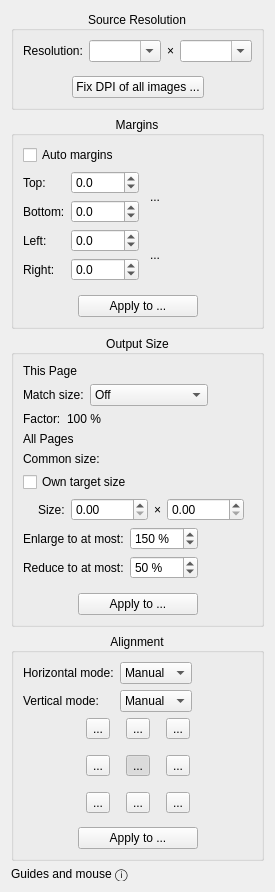
First picture: the form in src/core/filters/page_layout/OptionsWidget.ui, repository 2ndmax/scantailor-ocr, before the edit.
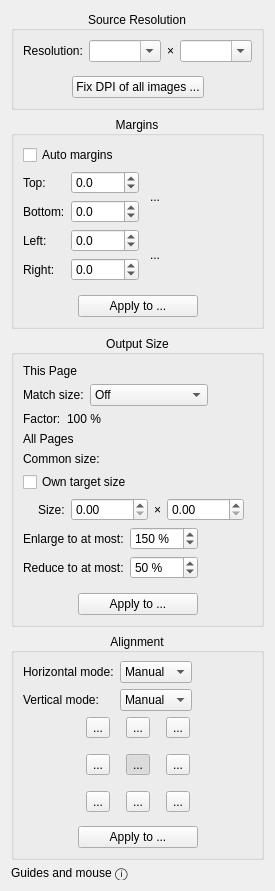
Second picture: the form after the edit. Icons and pictures are not drawn. Custom widgets are drawn as their Qt base class.

Commit message:
style: layout margins on a 4/8/16 pixel grid
Outliers rounded: 3 and 5 to 4, 7 and 9 to 8, 18 to 16. Kept as they
are: 15 (indent of sub-options), 8 (space above "Apply to ..."), 2
(compact sub-lists), 6 and 16. Separate commit, so it can be reverted
on its own.

```diff
--- a/src/core/filters/page_layout/OptionsWidget.ui
+++ b/src/core/filters/page_layout/OptionsWidget.ui
@@ -795,10 +795,10 @@
      </property>
      <layout class="QVBoxLayout" name="verticalLayout_2">
       <property name="topMargin">
-       <number>9</number>
+       <number>8</number>
       </property>
       <property name="rightMargin">
-       <number>9</number>
+       <number>8</number>
       </property>
       <item>
        <layout class="QHBoxLayout" name="horizontalLayout_9">
```
The commit also changes 4 other files.
